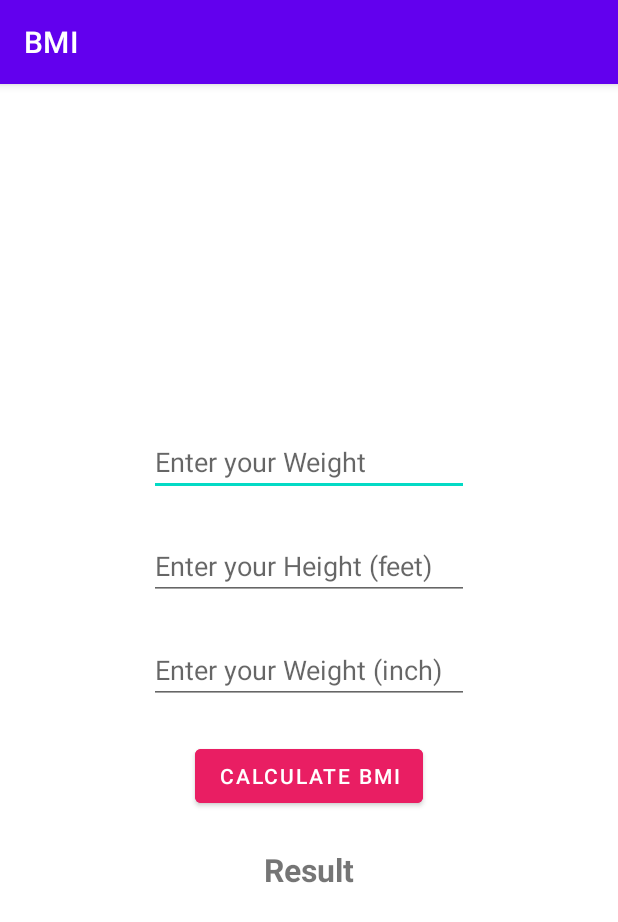
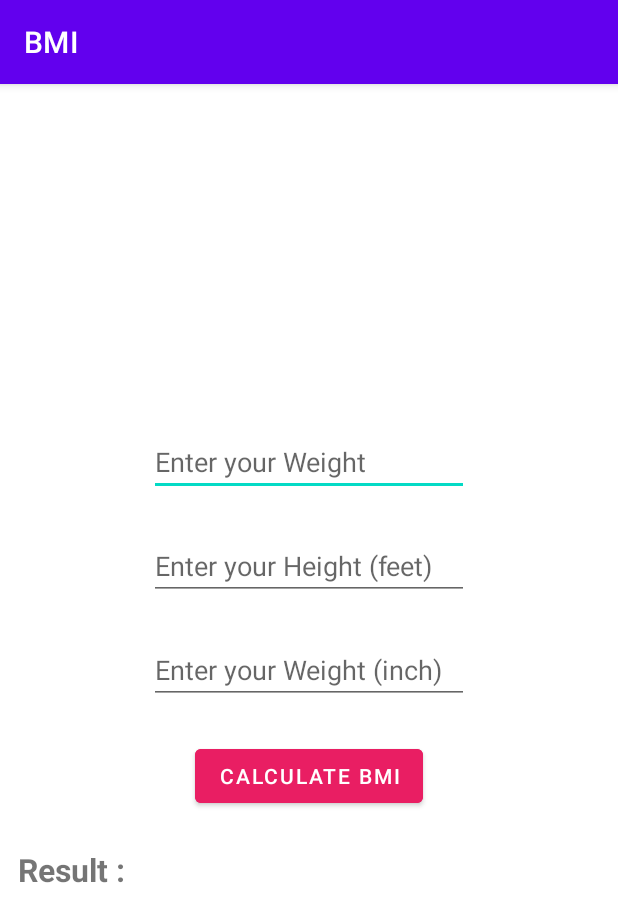
Before and after one commit to priyamprakash/BMI-WsCube-, an Android app: the screen it shows after launch (MainActivity), on a phone screen of 412 x 824 dp. Shown: the top 922 px of the screen. Run offline under Robolectric (Android 15) with nearby library versions, the phone set to English and light mode, and no system bars.

Commit message:
Update activity_main.xml

```diff
--- a/app/src/main/res/layout/activity_main.xml
+++ b/app/src/main/res/layout/activity_main.xml
@@ -47,9 +47,9 @@
         android:id="@+id/textResult"
         android:layout_width="match_parent"
         android:layout_height="wrap_content"
-        android:textAlignment="center"
+        android:textAlignment="textStart"
         android:layout_margin="12dp"
-        android:text="Result"
+        android:text="Result : "
         android:textSize="21sp"
         android:textStyle="bold" />
 
```
